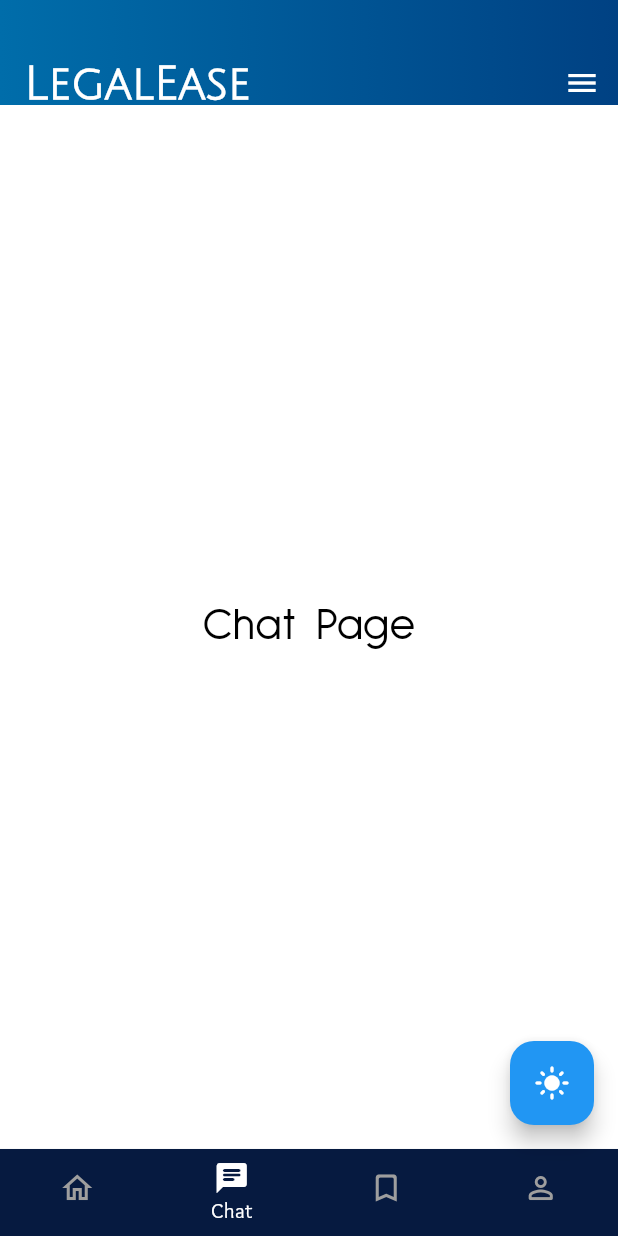
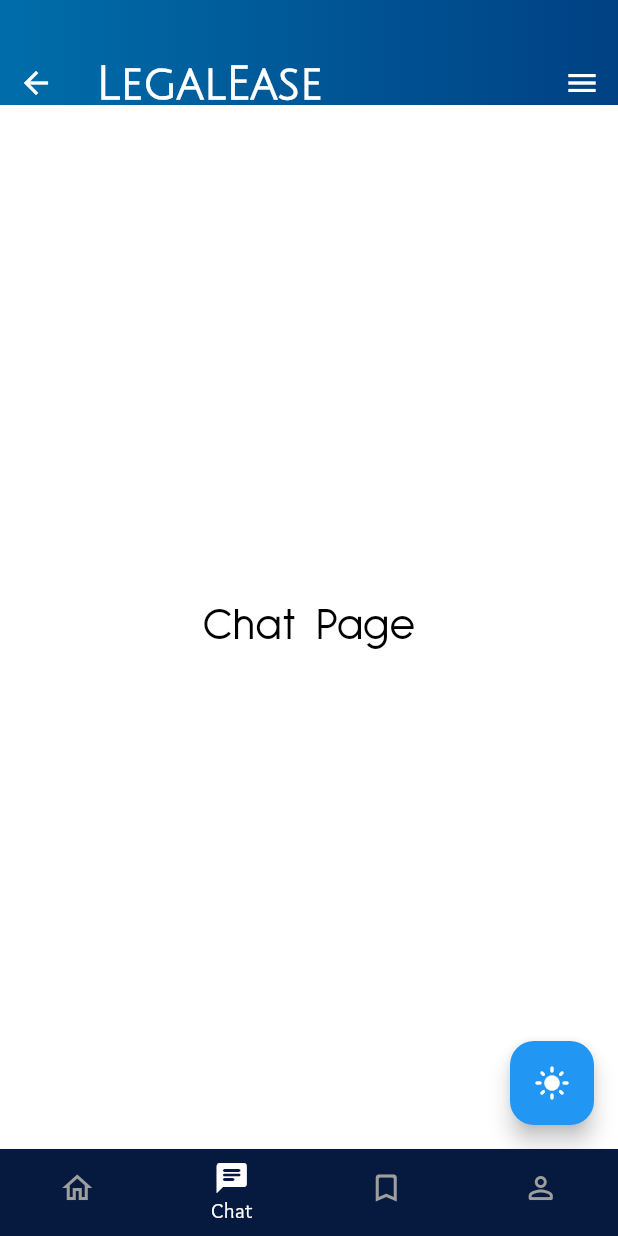
Before and after one commit to LahiruHW/toasties_kitahack, a Flutter app: the screen it shows after launch, item 2 of the bottom bar chosen, on a phone screen of 412 x 824 dp. Run offline on Flutter 3.47's test engine with Material 3 defaults, Android fonts, the phone set to English and light mode, and no system bars; our stand-ins replace flutter_native_splash, go_router.

Commit message:
appbar adds leading back button by monitoring route stack

```diff
--- a/toasties_flutter/lib/base.dart
+++ b/toasties_flutter/lib/base.dart
@@ -43,7 +43,7 @@ class _BaseState extends State<Base> {
       builder: (context2, provider, child) => Scaffold(
         key: globalKey,
         appBar: ToastiesAppBar(
-          showBackButton: false,
+          showBackButton: true,
           showTitle: true,
           trailing: IconButton(
             icon: const Icon(Icons.menu),
--- a/toasties_flutter/lib/common/widgets/toasties_appbar.dart
+++ b/toasties_flutter/lib/common/widgets/toasties_appbar.dart
@@ -1,4 +1,6 @@
 import 'package:flutter/material.dart';
+import 'package:go_router/go_router.dart';
+// import 'package:go_router/go_router.dart';
 
 const statusBarHeight = 35.0;
 
@@ -31,11 +33,9 @@ class ToastiesAppBar extends StatelessWidget implements PreferredSizeWidget {
 
   @override
   Widget build(BuildContext context) {
-    final ModalRoute<dynamic>? parentRoute = ModalRoute.of(context);
-    final bool canPop = parentRoute?.canPop ?? false;
+    final canPop = GoRouter.of(context).canPop();
 
     return Material(
-      // color: Colors.grey.withOpacity(0.06),
       elevation: 0,
       child: Stack(
         fit: StackFit.expand,
@@ -50,7 +50,7 @@ class ToastiesAppBar extends StatelessWidget implements PreferredSizeWidget {
               Container(
                 height: statusBarHeight,
                 width: double.infinity,
-                decoration: transparentDeco
+                decoration: transparentDeco,
               ),
               Expanded(
                 child: Stack(
@@ -62,12 +62,18 @@ class ToastiesAppBar extends StatelessWidget implements PreferredSizeWidget {
                     ),
                     NavigationToolbar(
                       centerMiddle: false,
-                      leading: !showBackButton
+                      leading: !(showBackButton & canPop)
                           ? null
                           : IconButton(
-                              icon: const Icon(Icons.arrow_back),
+                              icon: Icon(
+                                Icons.arrow_back,
+                                color: Theme.of(context)
+                                    .appBarTheme
+                                    .titleTextStyle!
+                                    .color,
+                              ),
                               onPressed: () => showBackButton & canPop
-                                  ? Navigator.of(context).pop()
+                                  ? GoRouter.of(context).pop()
                                   : null,
                             ),
                       middle: showTitle
```
